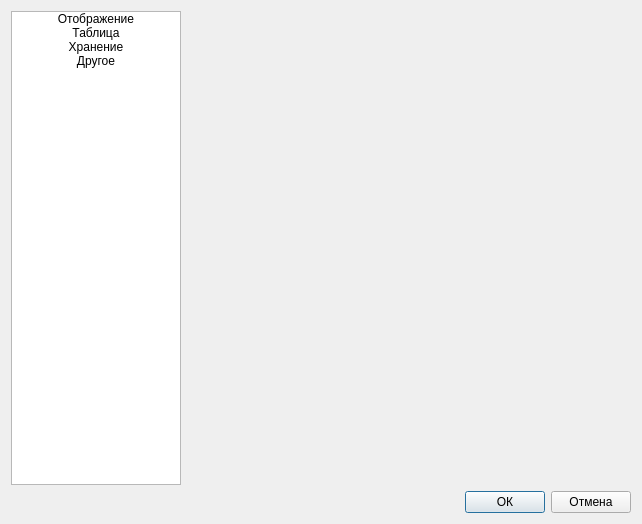
The window that designer/ui/settingsdialog.ui (Aleee/FinanceCalender) describes before a commit, drawn with Qt 5.
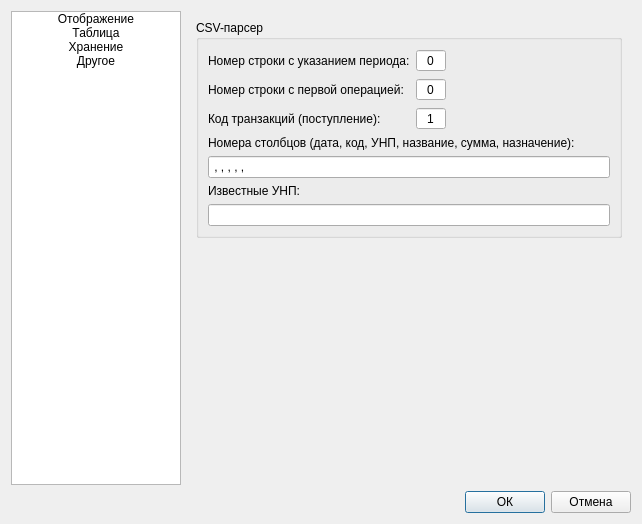
The same window after the commit. The open tabs and pages were chosen to show the change. Icons and pictures are not drawn. Custom widgets are drawn as their Qt base class.

```diff
--- a/designer/ui/settingsdialog.ui
+++ b/designer/ui/settingsdialog.ui
@@ -56,6 +56,124 @@
      <widget class="QWidget" name="pg_common">
       <layout class="QGridLayout" name="gridLayout_11">
        <item row="0" column="0">
+        <widget class="QGroupBox" name="groupBox_9">
+         <property name="title">
+          <string>CSV-парсер</string>
+         </property>
+         <layout class="QGridLayout" name="gridLayout_13">
+          <item row="4" column="0" colspan="3">
+           <widget class="QLineEdit" name="le_csv_columns">
+            <property name="inputMask">
+             <string>9,9,9,9,9,9</string>
+            </property>
+           </widget>
+          </item>
+          <item row="1" column="1">
+           <widget class="QSpinBox" name="spb_csv_rowfirsttransaction">
+            <property name="minimumSize">
+             <size>
+              <width>30</width>
+              <height>0</height>
+             </size>
+            </property>
+            <property name="alignment">
+             <set>Qt::AlignmentFlag::AlignCenter</set>
+            </property>
+            <property name="buttonSymbols">
+             <enum>QAbstractSpinBox::ButtonSymbols::NoButtons</enum>
+            </property>
+           </widget>
+          </item>
+          <item row="1" column="2">
+           <spacer name="horizontalSpacer_2">
+            <property name="orientation">
+             <enum>Qt::Orientation::Horizontal</enum>
+            </property>
+            <property name="sizeHint" stdset="0">
+             <size>
+              <width>40</width>
+              <height>20</height>
+             </size>
+            </property>
+           </spacer>
+          </item>
+          <item row="6" column="0" colspan="3">
+           <widget class="QLineEdit" name="le_csv_unp"/>
+          </item>
+          <item row="2" column="0">
+           <widget class="QLabel" name="label_16">
+            <property name="text">
+             <string>Код транзакций (поступление):</string>
+            </property>
+           </widget>
+          </item>
+          <item row="2" column="1">
+           <widget class="QSpinBox" name="spb_csv_codetransaction">
+            <property name="minimumSize">
+             <size>
+              <width>30</width>
+              <height>0</height>
+             </size>
+            </property>
+            <property name="alignment">
+             <set>Qt::AlignmentFlag::AlignCenter</set>
+            </property>
+            <property name="buttonSymbols">
+             <enum>QAbstractSpinBox::ButtonSymbols::NoButtons</enum>
+            </property>
+            <property name="minimum">
+             <number>1</number>
+            </property>
+           </widget>
+          </item>
+          <item row="3" column="0" colspan="3">
+           <widget class="QLabel" name="label_19">
+            <property name="text">
+             <string>Номера столбцов (дата, код, УНП, название, сумма, назначение):</string>
+            </property>
+           </widget>
+          </item>
+          <item row="0" column="0">
+           <widget class="QLabel" name="label_2">
+            <property name="text">
+             <string>Номер строки с указанием периода:</string>
+            </property>
+           </widget>
+          </item>
+          <item row="1" column="0">
+           <widget class="QLabel" name="label_15">
+            <property name="text">
+             <string>Номер строки с первой операцией:</string>
+            </property>
+           </widget>
+          </item>
+          <item row="0" column="1">
+           <widget class="QSpinBox" name="spb_csv_rowperiod">
+            <property name="minimumSize">
+             <size>
+              <width>30</width>
+              <height>0</height>
+             </size>
+            </property>
+            <property name="alignment">
+             <set>Qt::AlignmentFlag::AlignCenter</set>
+            </property>
+            <property name="buttonSymbols">
+             <enum>QAbstractSpinBox::ButtonSymbols::NoButtons</enum>
+            </property>
+           </widget>
+          </item>
+          <item row="5" column="0">
+           <widget class="QLabel" name="label_20">
+            <property name="text">
+             <string>Известные УНП:</string>
+            </property>
+           </widget>
+          </item>
+         </layout>
+        </widget>
+       </item>
+       <item row="3" column="0">
         <spacer name="verticalSpacer_3">
          <property name="orientation">
           <enum>Qt::Orientation::Vertical</enum>
```
Left out of the diff: 49 changed lines with no effect on the pictures.
